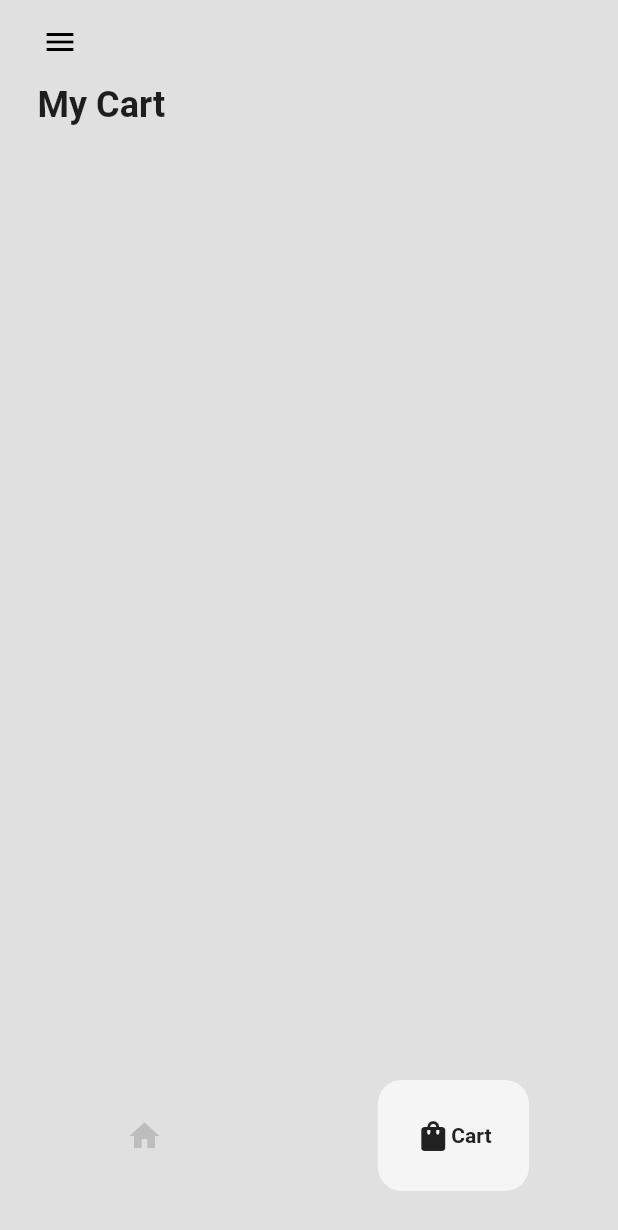
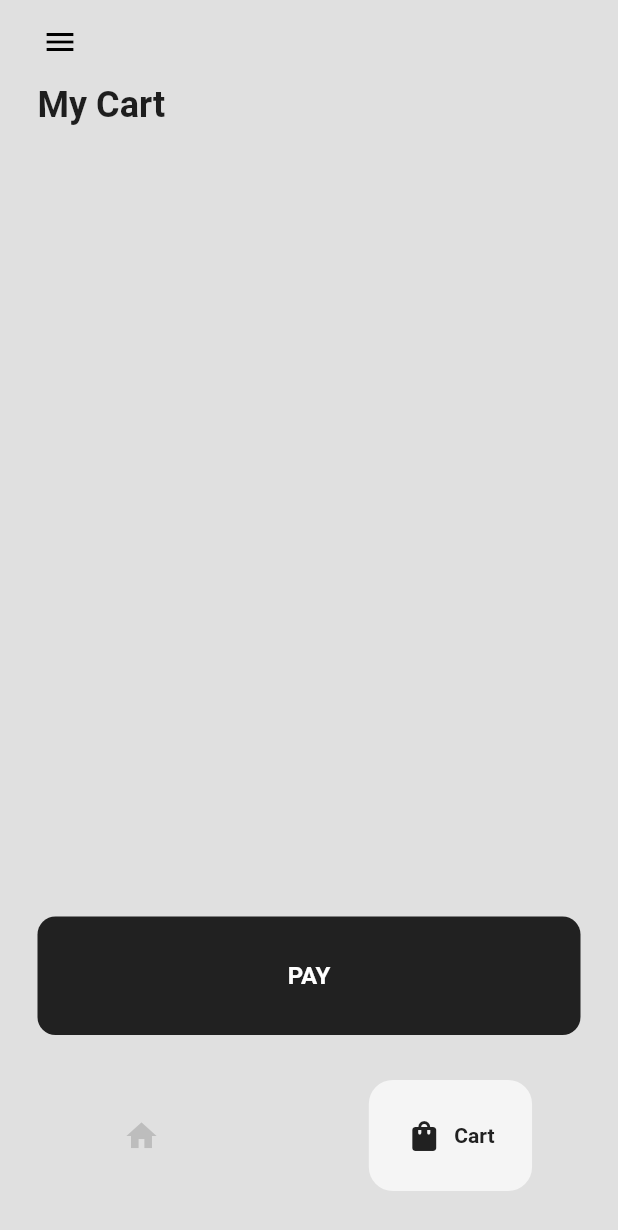
Before and after one commit to KyleAnthonyHay/Demo-Nike-App, a Flutter app: the HomePage screen opened directly, item 2 of the bottom bar chosen, on a phone screen of 412 x 824 dp. Shown: the top 1230 px of the screen. Run offline on Flutter 3.47's test engine with Material 2 defaults, Android fonts, the phone set to English and light mode, and no system bars; drawn by our look-alikes of google_nav_bar.

Commit message:
design Finished

```diff
--- a/nikeapp/lib/components/bottom_navigation_bar.dart
+++ b/nikeapp/lib/components/bottom_navigation_bar.dart
@@ -8,7 +8,7 @@ class MyBottomNavBar extends StatelessWidget {
   @override
   Widget build(BuildContext context) {
     return Container(
-      padding: EdgeInsets.symmetric(vertical: 30),
+      padding: const EdgeInsets.symmetric(vertical: 30),
       child: GNav(
         color: Colors.grey[400],
         activeColor: Colors.grey[900],
@@ -16,6 +16,7 @@ class MyBottomNavBar extends StatelessWidget {
         tabBackgroundColor: Colors.grey.shade100,
         mainAxisAlignment: MainAxisAlignment.spaceAround,
         tabBorderRadius: 16,
+        gap: 8,
 
         onTabChange: (value) => onTabChange!(value),
         tabs: const [
--- a/nikeapp/lib/components/cart_item.dart
+++ b/nikeapp/lib/components/cart_item.dart
@@ -1,5 +1,8 @@
 import 'package:flutter/material.dart';
 import 'package:nikeapp/models/shoe.dart';
+import 'package:provider/provider.dart';
+
+import '../models/cart.dart';
 
 class CartItem extends StatefulWidget {
   Shoe shoe;
@@ -13,6 +16,10 @@ class CartItem extends StatefulWidget {
 }
 
 class _CartItemState extends State<CartItem> {
+  void removeItemFromCart() {
+    Provider.of<Cart>(context, listen: false).removeItemToCart(widget.shoe);
+  }
+
   @override
   Widget build(BuildContext context) {
     return Container(
@@ -20,11 +27,15 @@ class _CartItemState extends State<CartItem> {
         color: Colors.grey[100],
         borderRadius: BorderRadius.circular(8),
       ),
-      margin: EdgeInsets.only(bottom: 10),
+      margin: EdgeInsets.only(bottom: 15, left: 25, right: 25),
       child: ListTile(
         leading: Image.asset(widget.shoe.imagePath),
         title: Text(widget.shoe.name),
         subtitle: Text(widget.shoe.price),
+        trailing: IconButton(
+          icon: Icon(Icons.delete),
+          onPressed: removeItemFromCart,
+        ),
       ),
     );
   }
--- a/nikeapp/lib/pages/cart_page.dart
+++ b/nikeapp/lib/pages/cart_page.dart
@@ -26,7 +26,7 @@ class _CartPageState extends State<CartPage> {
               style: TextStyle(fontWeight: FontWeight.bold, fontSize: 24),
             ),
           ),
-          const SizedBox(height: 10),
+          const SizedBox(height: 20),
           Expanded(
             child: ListView.builder(
               itemCount: value.getUserCart().length,
@@ -39,6 +39,28 @@ class _CartPageState extends State<CartPage> {
               },
             ),
           ),
+          Row(
+            children: [
+              Expanded(
+                child: Container(
+                  alignment: Alignment.center,
+                  padding: EdgeInsets.all(30),
+                  margin: EdgeInsets.symmetric(horizontal: 25),
+                  decoration: BoxDecoration(
+                    color: Colors.grey[900],
+                    borderRadius: BorderRadius.circular(12),
+                  ),
+                  child: const Text(
+                    'PAY',
+                    style: TextStyle(
+                        color: Colors.white,
+                        fontWeight: FontWeight.bold,
+                        fontSize: 16),
+                  ),
+                ),
+              ),
+            ],
+          ),
         ],
       ),
     );
```
